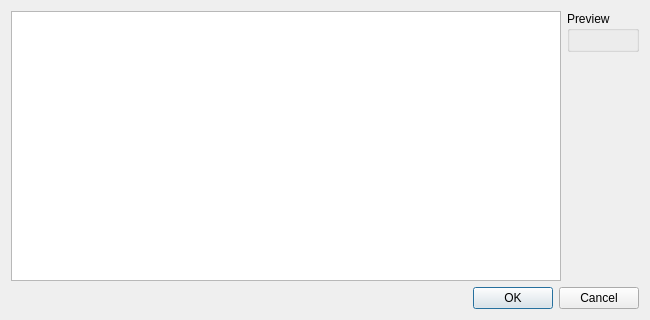
This is src/loadbookmarkdialog.ui in mimecorg/fraqtive as Qt 5 draws it before an edit. The edited form follows.
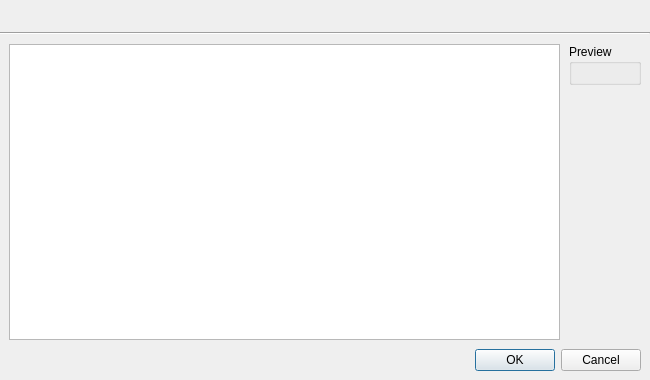
This is the edited form. Custom widgets are drawn as their Qt base class.

Commit message: added header to dialogs; new about box and quick guide dialog

```diff
--- a/src/loadbookmarkdialog.ui
+++ b/src/loadbookmarkdialog.ui
@@ -1,31 +1,72 @@
 <ui version="4.0" >
  <class>LoadBookmarkDialog</class>
- <widget class="QDialog" name="LoadBookmarkDialog" >
-  <property name="geometry" >
+ <widget class="QDialog" name="LoadBookmarkDialog">
+  <property name="geometry">
    <rect>
     <x>0</x>
     <y>0</y>
     <width>650</width>
-    <height>320</height>
+    <height>380</height>
    </rect>
   </property>
   <property name="windowTitle" >
    <string>Load Bookmark</string>
   </property>
-  <layout class="QVBoxLayout" >
+  <layout class="QVBoxLayout" name="topLayout" stretch="0,0,1">
+   <property name="spacing">
+    <number>0</number>
+   </property>
+   <property name="margin">
+    <number>0</number>
+   </property>
    <item>
-    <layout class="QHBoxLayout" >
+    <widget class="XmlUi::GradientWidget" name="promptWidget" native="true">
+     <layout class="QHBoxLayout" name="promptLayout" stretch="0,1">
+      <property name="spacing">
+       <number>10</number>
+      </property>
      <item>
-      <widget class="BookmarkListView" name="listView" />
+       <widget class="QLabel" name="promptPixmap"/>
      </item>
      <item>
-      <layout class="QVBoxLayout" >
+       <widget class="QLabel" name="promptLabel">
+        <property name="wordWrap">
+         <bool>true</bool>
+        </property>
+       </widget>
+      </item>
+     </layout>
+    </widget>
+   </item>
        <item>
-        <widget class="QGroupBox" name="groupPreview" >
-         <property name="title" >
+    <widget class="Line" name="line">
+     <property name="orientation">
+      <enum>Qt::Horizontal</enum>
+     </property>
+    </widget>
+   </item>
+   <item>
+    <widget class="QWidget" name="mainWidget" native="true">
+     <layout class="QVBoxLayout" name="verticalLayout">
+      <property name="spacing">
+       <number>9</number>
+      </property>
+      <item>
+       <layout class="QHBoxLayout">
+        <property name="spacing">
+         <number>9</number>
+        </property>
+        <item>
+         <widget class="BookmarkListView" name="listView"/>
+        </item>
+        <item>
+         <layout class="QVBoxLayout">
+          <item>
+           <widget class="QGroupBox" name="groupPreview">
+            <property name="title">
           <string>Preview</string>
          </property>
-         <layout class="QVBoxLayout" >
+            <layout class="QVBoxLayout">
           <item>
            <widget class="ViewContainer" native="1" name="viewContainer" >
             <property name="sizePolicy" >
@@ -57,29 +98,38 @@
     </layout>
    </item>
    <item>
-    <widget class="QDialogButtonBox" name="buttonBox" >
-     <property name="orientation" >
+       <widget class="QDialogButtonBox" name="buttonBox">
+        <property name="orientation">
       <enum>Qt::Horizontal</enum>
      </property>
-     <property name="standardButtons" >
-      <set>QDialogButtonBox::Cancel|QDialogButtonBox::NoButton|QDialogButtonBox::Ok</set>
-     </property>
+        <property name="standardButtons">
+         <set>QDialogButtonBox::Cancel|QDialogButtonBox::Ok</set>
+        </property>
+       </widget>
+      </item>
+     </layout>
     </widget>
    </item>
   </layout>
  </widget>
  <customwidgets>
+  <customwidget>
+   <class>XmlUi::GradientWidget</class>
+   <extends>QWidget</extends>
+   <header>xmlui/gradientwidget.h</header>
+   <container>1</container>
+  </customwidget>
+  <customwidget>
+   <class>ViewContainer</class>
+   <extends>QWidget</extends>
+   <header>viewcontainer.h</header>
+   <container>1</container>
+  </customwidget>
   <customwidget>
    <class>BookmarkListView</class>
    <extends>QListView</extends>
    <header>bookmarklistview.h</header>
   </customwidget>
-  <customwidget>
-   <class>ViewContainer</class>
-   <extends>QWidget</extends>
-   <header>viewcontainer.h</header>
-   <container>1</container>
-  </customwidget>
  </customwidgets>
  <resources/>
  <connections>
```
Left out of the diff: 23 changed lines with no effect on the pictures. Lines whose indentation alone changed are shown as unchanged. The commit also changes 49 other files.
